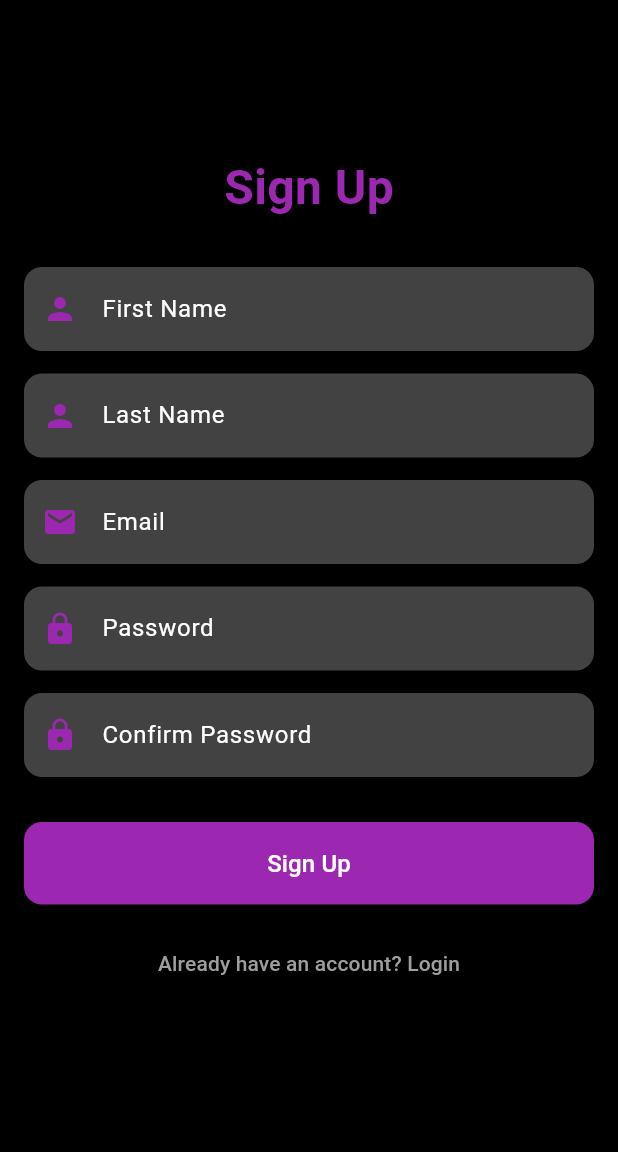
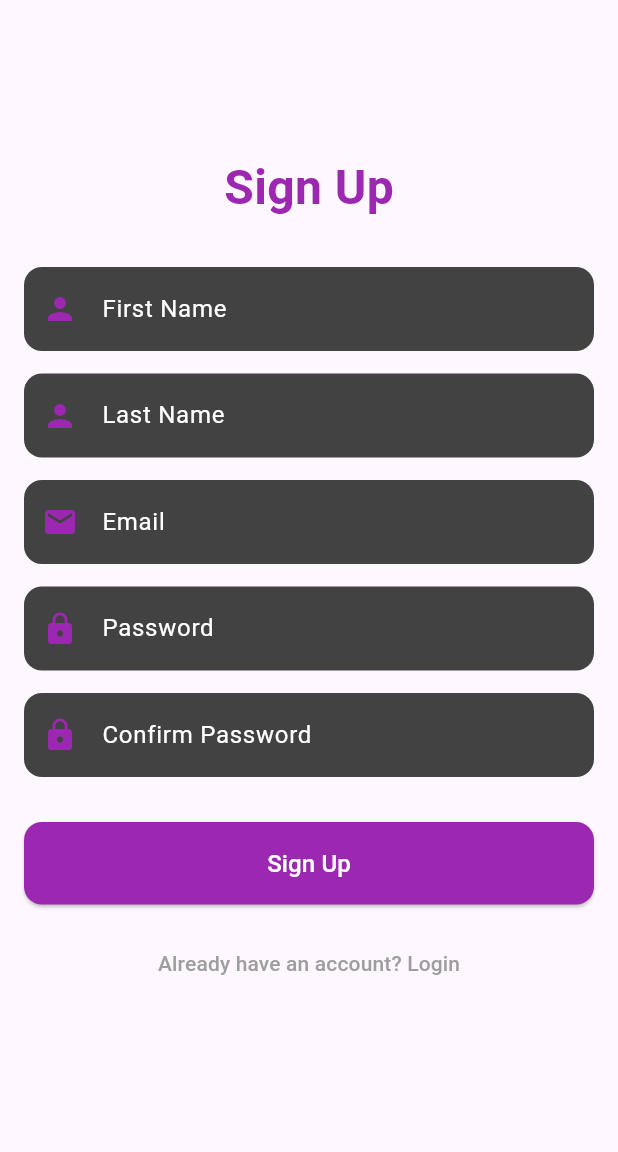
Before and after one commit to isheikh8492/MIFtek_Assist, a Flutter app: the screen it shows after launch, after a tap on "Don't have an account? Sign up", on a phone screen of 412 x 824 dp, the part 84-1236 px from its top. Run offline on Flutter 3.47's test engine with Material 3 defaults, Android fonts, the phone set to English and light mode, and no system bars; our stand-ins replace cloud_firestore, firebase_auth, firebase_core, shared_preferences; accounts and stored records are empty; network calls fail.

Commit message:
sign up works/corrected

```diff
--- a/lib/screens/login_screen.dart
+++ b/lib/screens/login_screen.dart
@@ -13,7 +13,8 @@ class LoginScreen extends StatelessWidget {
 
   @override
   Widget build(BuildContext context) {
-    return Center(
+    return Scaffold(
+      body: Center(
         child: SingleChildScrollView(
           child: Padding(
             padding: const EdgeInsets.all(16.0),
@@ -36,7 +37,7 @@ class LoginScreen extends StatelessWidget {
                       ),
                     ),
                     const SizedBox(height: 30),
-                  Container(
+                    SizedBox(
                       width: formWidth,
                       child: Column(
                         children: [
@@ -91,6 +92,7 @@ class LoginScreen extends StatelessWidget {
                   ],
                 );
               },
+            ),
           ),
         ),
       ),
--- a/lib/screens/signup_screen.dart
+++ b/lib/screens/signup_screen.dart
@@ -17,7 +17,9 @@ class SignUpScreen extends StatelessWidget {
 
   @override
   Widget build(BuildContext context) {
-    return Center(
+    return Scaffold(
+      // Add Scaffold here to ensure the Material widget is present
+      body: Center(
         child: SingleChildScrollView(
           child: Padding(
             padding: const EdgeInsets.all(16.0),
@@ -92,8 +94,8 @@ class SignUpScreen extends StatelessWidget {
                               },
                               child: const Text(
                                 'Sign Up',
-                              style:
-                                  TextStyle(fontSize: 16, color: Colors.white),
+                                style: TextStyle(
+                                    fontSize: 16, color: Colors.white),
                               ),
                             ),
                           ),
@@ -114,6 +116,7 @@ class SignUpScreen extends StatelessWidget {
                   ],
                 );
               },
+            ),
           ),
         ),
       ),
@@ -183,7 +186,6 @@ class SignUpScreen extends StatelessWidget {
                   );
                 })),
       );
-
     } catch (e) {
       // Show an error message if sign-up fails
       ScaffoldMessenger.of(context).showSnackBar(
```
Also changed, not shown: 1 other file. Lines whose indentation alone changed are shown as unchanged.
